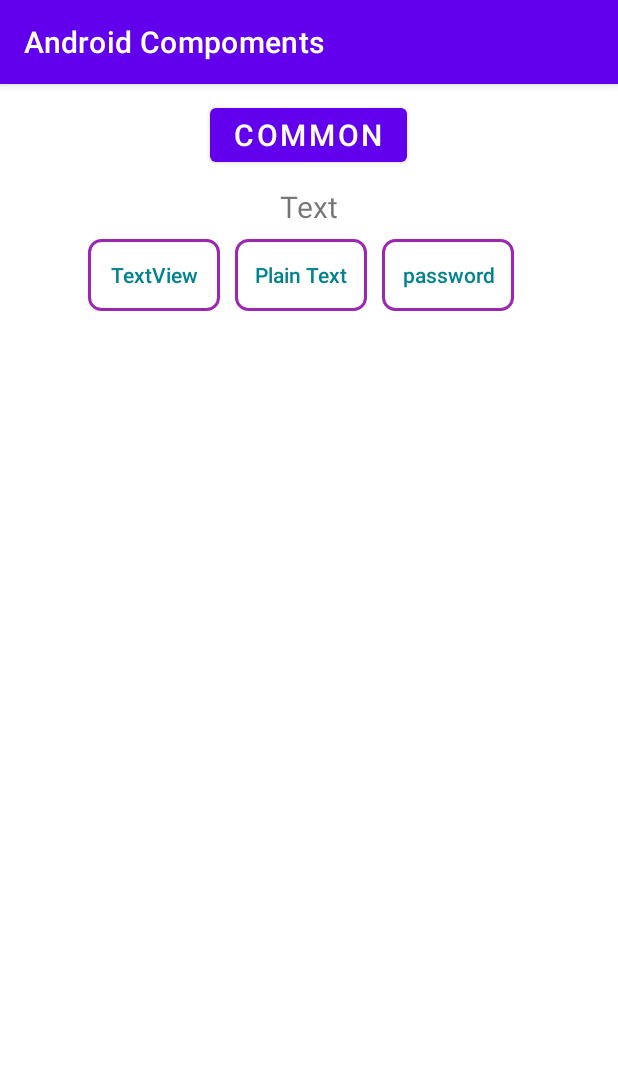
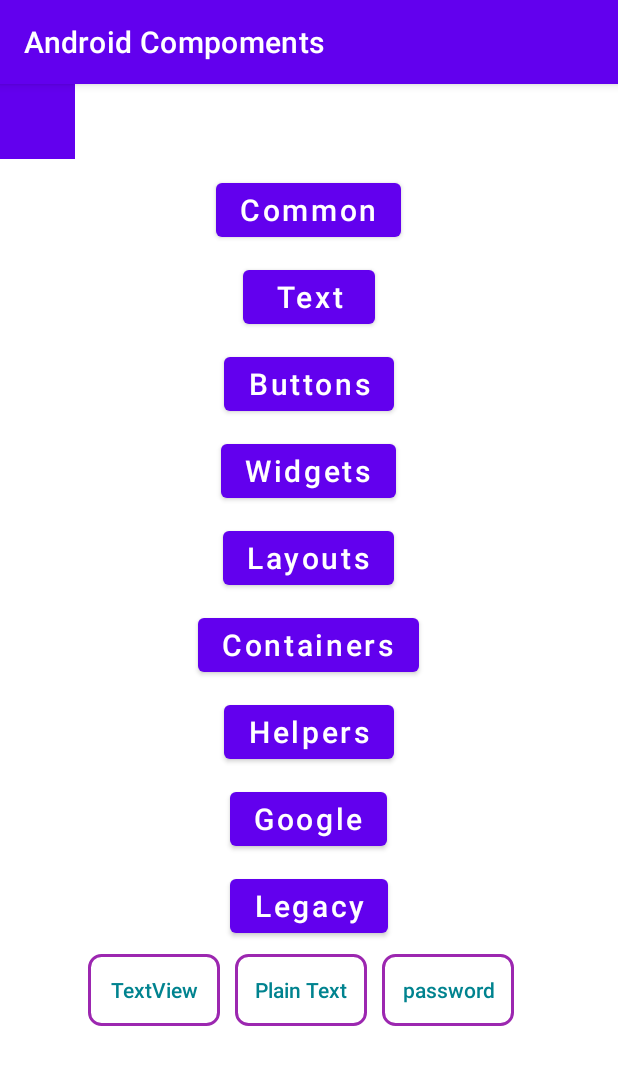
Before and after one commit to ShahedMohammadHridoy/android-common, an Android app: the screen it shows after launch (MainActivity), on a phone screen of 412 x 824 dp. Shown: the top 1065 px of the screen. Run offline under Robolectric (Android 15) with nearby library versions, the phone set to English and light mode, and no system bars.

Commit message:
design updating

```diff
--- a/app/src/main/res/layout/activity_main.xml
+++ b/app/src/main/res/layout/activity_main.xml
@@ -19,6 +19,17 @@
             android:layout_height="wrap_content"
             android:orientation="vertical">
 
+            <RelativeLayout
+                android:layout_width="wrap_content"
+                android:layout_height="wrap_content">
+
+                <TextView
+                    android:layout_width="50dp"
+                    android:layout_height="50dp"
+                    android:background="@color/purple_500" />
+
+            </RelativeLayout>
+
             <Button
                 android:id="@+id/common_button"
                 android:layout_width="wrap_content"
@@ -26,16 +37,81 @@
                 android:layout_gravity="center"
                 android:layout_marginTop="10dp"
                 android:text="@string/common"
+                android:textAllCaps="false"
                 android:textSize="20sp" />
 
-
-            <TextView
+            <Button
                 android:layout_width="wrap_content"
                 android:layout_height="wrap_content"
                 android:layout_gravity="center"
                 android:layout_marginTop="10dp"
                 android:text="@string/text"
+                android:textAllCaps="false"
                 android:textSize="20sp" />
+
+            <Button
+                android:layout_width="wrap_content"
+                android:layout_height="wrap_content"
+                android:layout_gravity="center"
+                android:layout_marginTop="10dp"
+                android:text="@string/buttons"
+                android:textAllCaps="false"
+                android:textSize="20sp" />
+
+            <Button
+                android:layout_width="wrap_content"
+                android:layout_height="wrap_content"
+                android:layout_gravity="center"
+                android:layout_marginTop="10dp"
+                android:text="@string/widgets"
+                android:textAllCaps="false"
+                android:textSize="20sp" />
+
+            <Button
+                android:layout_width="wrap_content"
+                android:layout_height="wrap_content"
+                android:layout_gravity="center"
+                android:layout_marginTop="10dp"
+                android:text="@string/layouts"
+                android:textAllCaps="false"
+                android:textSize="20sp" />
+
+            <Button
+                android:layout_width="wrap_content"
+                android:layout_height="wrap_content"
+                android:layout_gravity="center"
+                android:layout_marginTop="10dp"
+                android:text="@string/containers"
+                android:textAllCaps="false"
+                android:textSize="20sp" />
+
+            <Button
+                android:layout_width="wrap_content"
+                android:layout_height="wrap_content"
+                android:layout_gravity="center"
+                android:layout_marginTop="10dp"
+                android:text="@string/helpers"
+                android:textAllCaps="false"
+                android:textSize="20sp" />
+
+            <Button
+                android:layout_width="wrap_content"
+                android:layout_height="wrap_content"
+                android:layout_gravity="center"
+                android:layout_marginTop="10dp"
+                android:text="@string/google"
+                android:textAllCaps="false"
+                android:textSize="20sp" />
+
+            <Button
+                android:layout_width="wrap_content"
+                android:layout_height="wrap_content"
+                android:layout_gravity="center"
+                android:layout_marginTop="10dp"
+                android:text="@string/legacy"
+                android:textAllCaps="false"
+                android:textSize="20sp" />
+
 
             <LinearLayout
                 android:layout_width="match_parent"
--- a/app/src/main/res/values/strings.xml
+++ b/app/src/main/res/values/strings.xml
@@ -13,4 +13,11 @@
     <string name="text">Text</string>
     <string name="plain_text">Plain Text</string>
     <string name="password">password</string>
+    <string name="buttons">Buttons</string>
+    <string name="widgets">Widgets</string>
+    <string name="layouts">Layouts</string>
+    <string name="containers">Containers</string>
+    <string name="helpers">Helpers</string>
+    <string name="google">Google</string>
+    <string name="legacy">Legacy</string>
 </resources>
```
